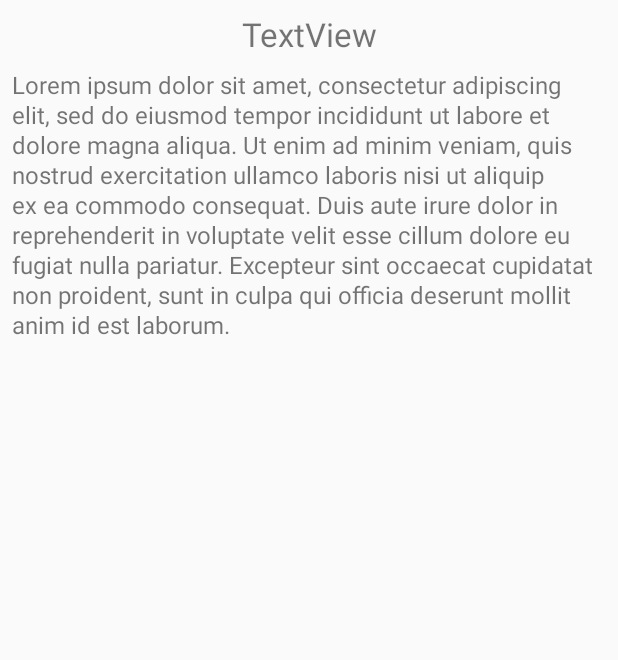
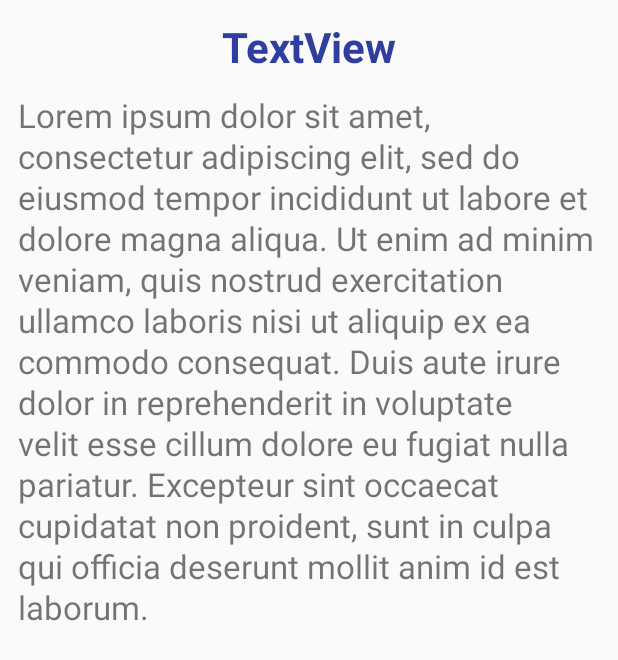
Before and after one commit to MarcinMoskala/kotlin-android-workshop, an Android app: the layout item_announcement.xml on its own in the app's theme, with its tools: preview values and no code run, on a phone screen of 412 x 824 dp. Shown: the top 660 px of the screen. Run offline under Robolectric (Android 15) with nearby library versions, the phone set to English and light mode, and no system bars.

Commit message:
Update tasks and add better comments on code

```diff
--- /dev/null
+++ b/app/src/main/java/com/workshop/universityannouncementsboard/AnnouncementsDSL.kt
@@ -0,0 +1,3 @@
+package com.workshop.universityannouncementsboard
+
+// TODO: Implement DSL for announcements here bindToVisibility and bindToSwipeRefresh
--- a/app/src/main/java/com/workshop/universityannouncementsboard/model/Announcement.kt
+++ b/app/src/main/java/com/workshop/universityannouncementsboard/model/Announcement.kt
@@ -1,6 +1,6 @@
 package com.workshop.universityannouncementsboard.model
 
-class Announcement(
-        val title: CharSequence,
+data class Announcement(
+        val title: String?,
         val text: String
 )
--- /dev/null
+++ b/app/src/main/java/com/workshop/universityannouncementsboard/presentation/AnnouncementsListAdapter.kt
@@ -0,0 +1,6 @@
+package com.workshop.universityannouncementsboard.presentation
+
+import com.workshop.universityannouncementsboard.util.BaseRecyclerViewAdapter
+import com.workshop.universityannouncementsboard.util.ItemAdapter
+
+class AnnouncementsListAdapter(items: List<ItemAdapter>) : BaseRecyclerViewAdapter(items)
--- a/app/src/main/java/com/workshop/universityannouncementsboard/util/BaseRecyclerViewAdapter.kt
+++ b/app/src/main/java/com/workshop/universityannouncementsboard/util/BaseRecyclerViewAdapter.kt
@@ -4,8 +4,8 @@ import android.support.v7.widget.RecyclerView
 import android.view.ViewGroup
 
 // TODO
-open class BaseRecyclerViewAdapter<T : ItemAdapter>(
-        private val items: List<T>
+open class BaseRecyclerViewAdapter(
+        items: List<ItemAdapter>
 ) : RecyclerView.Adapter<BaseViewHolder>() {
 
     final override fun getItemCount() = 0
--- a/app/src/main/java/com/workshop/universityannouncementsboard/util/BaseViewHolder.kt
+++ b/app/src/main/java/com/workshop/universityannouncementsboard/util/BaseViewHolder.kt
@@ -3,5 +3,5 @@ package com.workshop.universityannouncementsboard.util
 import android.support.v7.widget.RecyclerView
 import android.view.View
 
-// TODO
+// TODO. Hint: Use LayoutContainer from KAE, https://stackoverflow.com/a/45961003
 class BaseViewHolder(val view: View) : RecyclerView.ViewHolder(view)
--- a/app/src/main/java/com/workshop/universityannouncementsboard/util/Ext.kt
+++ b/app/src/main/java/com/workshop/universityannouncementsboard/util/Ext.kt
@@ -1,8 +1,13 @@
 package com.workshop.universityannouncementsboard.util
 
 import android.content.Context
+import android.view.View
 import android.widget.Toast
 
 fun Context.toast(message: String, duration: Int = Toast.LENGTH_LONG) {
     // TODO
 }
+
+fun View.hide() {
+    // TODO
+}
--- a/app/src/main/java/com/workshop/universityannouncementsboard/util/ItemAdapter.kt
+++ b/app/src/main/java/com/workshop/universityannouncementsboard/util/ItemAdapter.kt
@@ -2,6 +2,6 @@ package com.workshop.universityannouncementsboard.util
 
 import android.support.annotation.LayoutRes
 
-// TODO
 abstract class ItemAdapter(@LayoutRes open val layoutId: Int) {
+    // TODO
 }
--- a/app/src/main/java/com/workshop/universityannouncementsboard/util/ViewBindings.kt
+++ b/app/src/main/java/com/workshop/universityannouncementsboard/util/ViewBindings.kt
@@ -1,3 +1,3 @@
 package com.workshop.universityannouncementsboard.util
 
-// TODO
+// TODO Implement bindToVisibility and bindToSwipeRefresh here
--- a/app/src/main/res/layout/item_announcement.xml
+++ b/app/src/main/res/layout/item_announcement.xml
@@ -3,6 +3,7 @@
     xmlns:android="http://schemas.android.com/apk/res/android"
     xmlns:app="http://schemas.android.com/apk/res-auto"
     xmlns:tools="http://schemas.android.com/tools"
+    android:layout_marginBottom="10dp"
     android:layout_width="match_parent"
     android:layout_height="wrap_content">
 
@@ -10,14 +11,12 @@
         android:id="@+id/titleView"
         android:layout_width="match_parent"
         android:layout_height="wrap_content"
-        android:layout_marginEnd="8dp"
-        android:layout_marginLeft="8dp"
-        android:layout_marginRight="8dp"
-        android:layout_marginStart="8dp"
-        android:layout_marginTop="8dp"
+        android:layout_margin="12dp"
         android:gravity="center"
-        android:textSize="22sp"
+        android:textSize="28sp"
+        android:textColor="@color/colorPrimaryDark"
         tools:text="TextView"
+        android:textStyle="bold"
         app:layout_constraintEnd_toEndOf="parent"
         app:layout_constraintStart_toStartOf="parent"
         app:layout_constraintTop_toTopOf="parent" />
@@ -25,14 +24,10 @@
     <TextView
         android:id="@+id/textView"
         tools:text="Lorem ipsum dolor sit amet, consectetur adipiscing elit, sed do eiusmod tempor incididunt ut labore et dolore magna aliqua. Ut enim ad minim veniam, quis nostrud exercitation ullamco laboris nisi ut aliquip ex ea commodo consequat. Duis aute irure dolor in reprehenderit in voluptate velit esse cillum dolore eu fugiat nulla pariatur. Excepteur sint occaecat cupidatat non proident, sunt in culpa qui officia deserunt mollit anim id est laborum."
-        android:layout_marginEnd="8dp"
-        android:textSize="16sp"
+        android:textSize="22sp"
         android:lineSpacingExtra="1dp"
-        android:layout_marginLeft="8dp"
-        android:layout_marginRight="8dp"
-        android:layout_marginStart="8dp"
-        android:layout_marginTop="8dp"
         android:layout_width="match_parent"
         android:layout_height="wrap_content"
+        android:layout_margin="12dp"
         app:layout_constraintTop_toBottomOf="@+id/titleView" />
 </android.support.constraint.ConstraintLayout>
--- a/app/src/main/res/layout/item_title.xml
+++ b/app/src/main/res/layout/item_title.xml
@@ -6,7 +6,7 @@
     android:layout_height="wrap_content"
     android:gravity="center"
     android:padding="20dp"
-    android:textSize="24sp"
+    android:textSize="28sp"
     android:textStyle="bold"
     android:textColor="@android:color/white"
     android:background="@color/colorPrimaryDark"
```
Also changed, not shown: app/src/main/java/com/workshop/universityannouncementsboard/AnnouncementsList.kt (added, +33 -0 lines), app/src/main/java/com/workshop/universityannouncementsboard/model/Response.kt (+10 -3 lines), app/src/main/java/com/workshop/universityannouncementsboard/presentation/AnnouncementItemAdapter.kt (+7 -5 lines), app/src/main/java/com/workshop/universityannouncementsboard/presentation/MainActivity.kt (+4 -6 lines), app/src/main/java/com/workshop/universityannouncementsboard/presentation/MainPresenter.kt (+9 -1 lines), app/src/main/java/com/workshop/universityannouncementsboard/presentation/TitleItemAdapter.kt (+5 -4 lines), app/src/main/java/com/workshop/universityannouncementsboard/repositiories/AnnouncementsRepositoryImpl.kt (+13 -13 lines), 2 other files.
